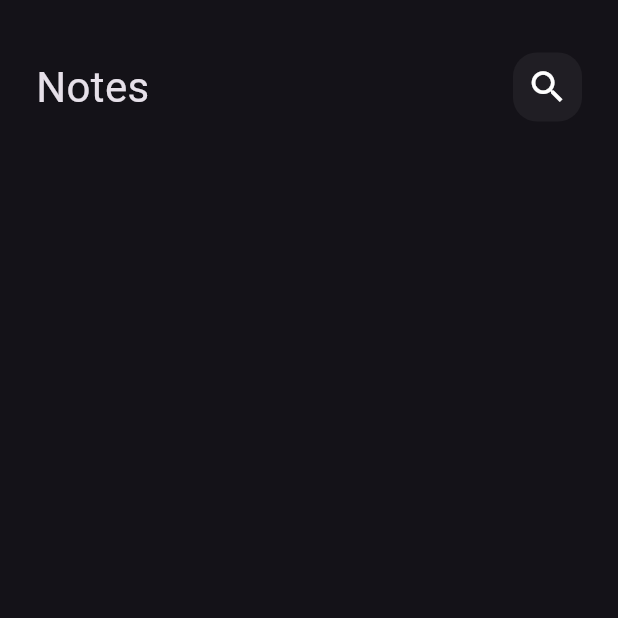
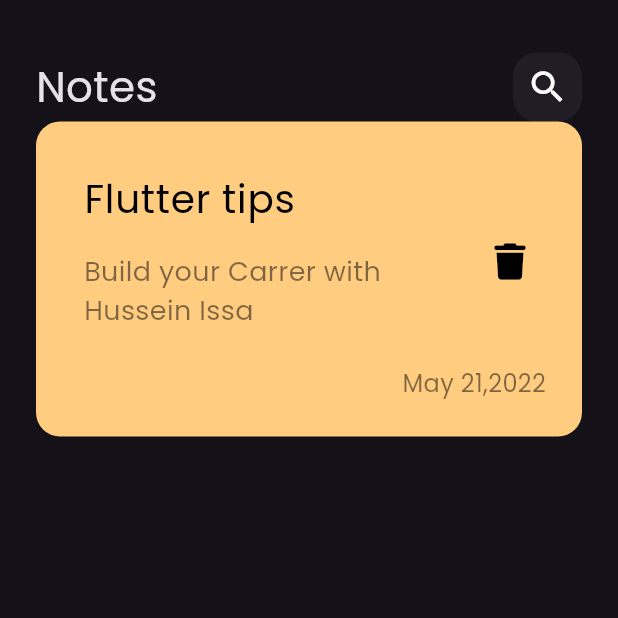
Before and after one commit to husseinmrba/notes_app_flutter, a Flutter app: the screen it shows after launch, on a phone screen of 412 x 824 dp, the top half of it. Run offline on Flutter 3.47's test engine with Material 3 defaults, Android fonts, the phone set to English and light mode, and no system bars; our stand-ins replace font_awesome_flutter.

Commit message:
create custom note item widget

```diff
--- a/lib/main.dart
+++ b/lib/main.dart
@@ -11,7 +11,10 @@ class NotesApp extends StatelessWidget {
   @override
   Widget build(BuildContext context) {
     return MaterialApp(
-      theme: ThemeData.dark(),
+      theme: ThemeData(
+        brightness: Brightness.dark,
+        fontFamily: 'Poppins',
+      ),
       home: const NotesViews(),
     );
   }
--- /dev/null
+++ b/lib/widgets/custom_note_item.dart
@@ -0,0 +1,68 @@
+import 'package:flutter/material.dart';
+import 'package:font_awesome_flutter/font_awesome_flutter.dart';
+
+class CustomNoteItem extends StatelessWidget {
+  const CustomNoteItem({super.key});
+
+  @override
+  Widget build(BuildContext context) {
+    return Container(
+      padding: const EdgeInsets.only(
+        top: 24,
+        bottom: 24,
+        left: 16,
+      ),
+      decoration: BoxDecoration(
+        color: const Color(0xffFFCC80),
+        borderRadius: BorderRadius.circular(16),
+      ),
+      child: Column(
+        crossAxisAlignment: CrossAxisAlignment.end,
+        children: [
+          ListTile(
+            title: const Text(
+              'Flutter tips',
+              style: TextStyle(
+                color: Colors.black,
+                fontSize: 26,
+              ),
+            ),
+            subtitle: Padding(
+              padding: const EdgeInsets.only(
+                top: 16,
+                bottom: 16,
+              ),
+              child: Text(
+                'Build your Carrer with Hussein Issa',
+                style: TextStyle(
+                  color: Colors.black.withOpacity(.5),
+                  fontSize: 18,
+                ),
+              ),
+            ),
+            trailing: IconButton(
+              onPressed: () {},
+              icon: const Icon(
+                FontAwesomeIcons.trash,
+                color: Colors.black,
+                size: 24,
+              ),
+            ),
+          ),
+          Padding(
+            padding: const EdgeInsets.only(
+              right: 24,
+            ),
+            child: Text(
+              'May 21,2022',
+              style: TextStyle(
+                color: Colors.black.withOpacity(.5),
+                fontSize: 16,
+              ),
+            ),
+          ),
+        ],
+      ),
+    );
+  }
+}
--- a/lib/widgets/notes_view_body.dart
+++ b/lib/widgets/notes_view_body.dart
@@ -1,5 +1,6 @@
 import 'package:flutter/material.dart';
 import 'package:notes_app/widgets/custom_app_bar.dart';
+import 'package:notes_app/widgets/custom_note_item.dart';
 
 class NotesViewBody extends StatelessWidget {
   const NotesViewBody({super.key});
@@ -16,6 +17,7 @@ class NotesViewBody extends StatelessWidget {
             height: 35,
           ),
           CustomAppBar(),
+          CustomNoteItem(),
         ],
       ),
     );
```
Also changed, not shown: pubspec.yaml (+5 -6 lines), assets/fonts/Poppins-Regular.ttf (added), pubspec.lock.
